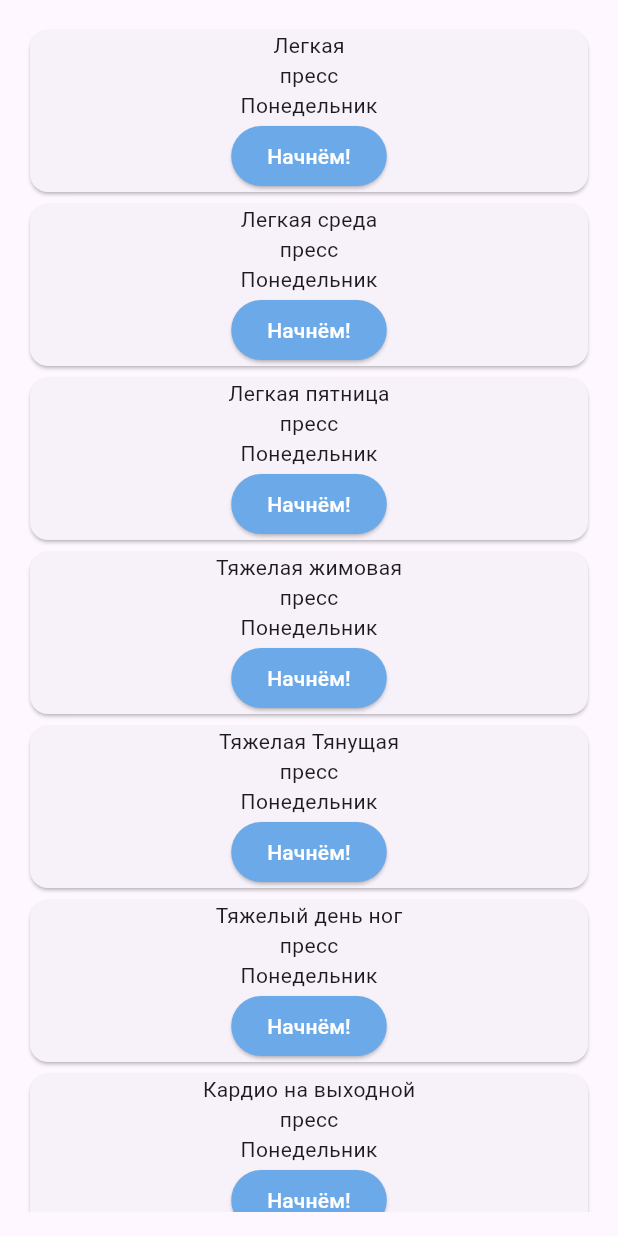
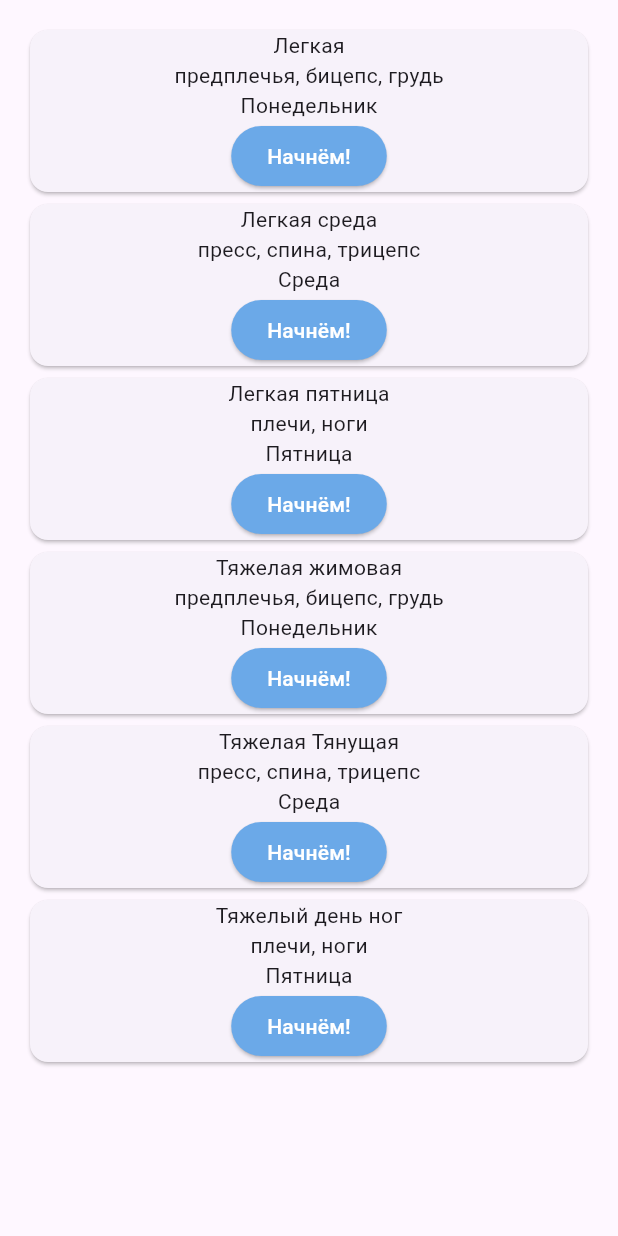
Before and after one commit to MatveyNevirets/BodyBuddies, a Flutter app: the WorkoutsMenuScreen screen opened directly, on a phone screen of 412 x 824 dp. Run offline on Flutter 3.47's test engine with Material 3 defaults, Android fonts, the phone set to English and light mode, and no system bars; our stand-ins replace bloc, flutter_bloc.

Commit message:
Сreated: "All inside workout-programm, start create back button call realisable"

```diff
--- a/lib/core/strings/strings.dart
+++ b/lib/core/strings/strings.dart
@@ -88,6 +88,14 @@ abstract class Strings {
 
   static String empty = "Нет данных";
 
+  static String monday = "Понедельник";
+  static String tuesday = "Вторник";
+  static String wednesday = "Среда";
+  static String thursday = "Четверг";
+  static String friday = "Пятница";
+  static String sunday = "Суббота";
+  static String saturday = "Воскресенье";
+
 
 
 ///////////////////////////////
--- a/lib/features/home/presentation/widgets/body_home_data.dart
+++ b/lib/features/home/presentation/widgets/body_home_data.dart
@@ -12,7 +12,7 @@ class BodyHomeData {
   List<Widget> screens = [
     NewsNavigator(),
    ChatsNavigator(),
-    const WorkoutsScreen(),
+    WorkoutsScreen(),
     const Text("Тут будет твой профиль"),
   ];
 
--- a/lib/features/home/presentation/widgets/home_screen.dart
+++ b/lib/features/home/presentation/widgets/home_screen.dart
@@ -13,14 +13,13 @@ class HomeScreen extends StatefulWidget {
 }
 
 class _HomeScreenState extends State<HomeScreen> {
+  final data = BodyHomeData();
 
-  final data = BodyHomeData();
   @override
   Widget build(BuildContext context) {
     return Scaffold(
       appBar: data.createAppBarWidget(),
-      bottomNavigationBar:
-      BottomNavigationBar(
+      bottomNavigationBar: BottomNavigationBar(
         selectedItemColor: Colours.bottom_bar_icons_color,
         currentIndex: data.currentTab,
         backgroundColor: Colours.bottom_bar_background_color,
@@ -50,4 +49,8 @@ class _HomeScreenState extends State<HomeScreen> {
       data.currentTab = index;
     });
   }
+
+  goBack(BuildContext context) {
+    Navigator.of(context).pop();
+  }
 }
--- a/lib/features/workouts/presentation/widgets/features_cards/workouts/widgets/workouts_menu/domain/fake_workouts_database.dart
+++ b/lib/features/workouts/presentation/widgets/features_cards/workouts/widgets/workouts_menu/domain/fake_workouts_database.dart
@@ -1,10 +1,16 @@
 import 'package:body_buddies/features/workouts/presentation/widgets/features_cards/workouts/widgets/workouts_menu/widgets/workout_card_on_list.dart';
+import 'package:body_buddies/features/workouts/presentation/widgets/features_cards/workouts/widgets/workouts_menu/widgets/workout_entities/entity/exercise_entity.dart';
 import 'package:body_buddies/features/workouts/presentation/widgets/features_cards/workouts/widgets/workouts_menu/widgets/workout_entities/entity/workout_entity.dart';
 
 class FakeWorkoutsDatabase {
   List<WorkoutEntity> fakeWorkoutEntities = [
     WorkoutEntity(
-        title: "Легкая", mon: true, chest: true, biceps: true, forearms: true),
+      title: "Легкая",
+      mon: true,
+      chest: true,
+      biceps: true,
+      forearms: true,
+    ),
     WorkoutEntity(
         title: "Легкая среда", wen: true, back: true, triceps: true, abs: true),
     WorkoutEntity(
@@ -26,6 +32,84 @@ class FakeWorkoutsDatabase {
     WorkoutEntity(title: "Кардио на выходной", sun: true, cardio: true),
   ];
 
-  WorkoutCardOnList getWorkout(int index) =>
-      WorkoutCardOnList(workout: fakeWorkoutEntities[index]);
+  List<List<ExerciseEntity>> fakeWorkoutExercises = [
+    [
+      ExerciseEntity(title: "Отжимания", isExercise: true, reps: 25, sets: 4),
+      ExerciseEntity(
+          title: "Жим", isExercise: true, reps: 15, sets: 4, kilograms: 55),
+      ExerciseEntity(
+          title: "Гантели махи", isExercise: true, reps: 25, sets: 4),
+      ExerciseEntity(
+          title: "Присед", isExercise: true, reps: 25, sets: 4, kilograms: 40),
+    ],
+    [
+      ExerciseEntity(title: "Хз но  да", isExercise: true, reps: 25, sets: 4),
+      ExerciseEntity(
+          title: "Жиаывавым",
+          isExercise: true,
+          reps: 15,
+          sets: 4,
+          kilograms: 55),
+      ExerciseEntity(title: "фвыафа махи", isExercise: true, reps: 25, sets: 4),
+      ExerciseEntity(
+          title: "рфррфрфр",
+          isExercise: true,
+          reps: 25,
+          sets: 4,
+          kilograms: 40),
+    ],
+    [
+      ExerciseEntity(
+          title: "Гарик пожизненный на бицеас",
+          isExercise: true,
+          reps: 25,
+          sets: 4),
+      ExerciseEntity(
+          title: "Жим", isExercise: true, reps: 15, sets: 4, kilograms: 55),
+      ExerciseEntity(title: "Да махи", isExercise: true, reps: 13, sets: 4),
+      ExerciseEntity(
+          title: "Присед", isExercise: true, reps: 15, sets: 4, kilograms: 40),
+    ],
+    [
+      ExerciseEntity(
+          title: "Гарик пожизненный на бицеас",
+          isExercise: true,
+          reps: 25,
+          sets: 4),
+      ExerciseEntity(
+          title: "Жим", isExercise: true, reps: 15, sets: 4, kilograms: 55),
+      ExerciseEntity(title: "Да махи", isExercise: true, reps: 13, sets: 4),
+      ExerciseEntity(
+          title: "Присед", isExercise: true, reps: 15, sets: 4, kilograms: 40),
+    ],
+    [
+      ExerciseEntity(
+          title: "Гарик пожизненный на бицеас",
+          isExercise: true,
+          reps: 25,
+          sets: 4),
+      ExerciseEntity(
+          title: "Жим", isExercise: true, reps: 15, sets: 4, kilograms: 55),
+      ExerciseEntity(title: "Да махи", isExercise: true, reps: 13, sets: 4),
+      ExerciseEntity(
+          title: "Присед", isExercise: true, reps: 15, sets: 4, kilograms: 40),
+    ],
+    [
+      ExerciseEntity(
+          title: "Гарик пожизненный на бицеас",
+          isExercise: true,
+          reps: 25,
+          sets: 4),
+      ExerciseEntity(
+          title: "Жим", isExercise: true, reps: 15, sets: 4, kilograms: 55),
+      ExerciseEntity(title: "Да махи", isExercise: true, reps: 13, sets: 4),
+      ExerciseEntity(
+          title: "Присед", isExercise: true, reps: 15, sets: 4, kilograms: 40),
+    ],
+  ];
+
+  WorkoutCardOnList getWorkout(int index) => WorkoutCardOnList(
+        workout: fakeWorkoutEntities[index],
+        exercises: fakeWorkoutExercises[index],
+      );
 }
--- a/lib/features/workouts/presentation/widgets/features_cards/workouts/widgets/workouts_menu/widgets/workout_card_on_list.dart
+++ b/lib/features/workouts/presentation/widgets/features_cards/workouts/widgets/workouts_menu/widgets/workout_card_on_list.dart
@@ -1,4 +1,5 @@
 import 'package:body_buddies/core/widgets/base_button.dart';
+import 'package:body_buddies/features/workouts/presentation/widgets/features_cards/workouts/widgets/workouts_menu/widgets/workout_entities/entity/exercise_entity.dart';
 import 'package:body_buddies/features/workouts/presentation/widgets/features_cards/workouts/widgets/workouts_menu/widgets/workout_entities/entity/workout_entity.dart';
 import 'package:flutter/cupertino.dart';
 import 'package:flutter/material.dart';
@@ -7,17 +8,25 @@ import '../../../../../../../../../core/strings/strings.dart';
 
 class WorkoutCardOnList extends StatelessWidget {
   WorkoutEntity workout;
+  List<ExerciseEntity> exercises;
 
-  WorkoutCardOnList({required this.workout});
+  WorkoutCardOnList({required this.workout, required this.exercises});
 
   @override
   Widget build(BuildContext context) {
-    return Card(
+
+    openWorkout() {
+      Navigator.of(context).pushNamed("workouts_menu/current_workout/", arguments: exercises);
+    }
+
+    return GestureDetector(
+      onTap: () => openWorkout(),
+      child: Card(
         child: Column(
           children: [
             Text(workout.title!),
             Text(getMusclesGroupOnString()),
-          Text("Понедельник"),
+            Text(getDayOfWeekOnString()),
             BaseButton(
                 onClick: () {},
                 buttonText: Strings.start,
@@ -25,12 +34,43 @@ class WorkoutCardOnList extends StatelessWidget {
                 isElevated: true)
           ],
         ),
+      ),
     );
   }
 
   String getMusclesGroupOnString() {
-    List<String> groups = [Strings.abs];
-    //TODO: СЮДА ОБРАБОТКА ДАННЫХ ПО УСЛОВНОМУ БЛОКУ И ДОБАВЛЕНИЕ В СПИСОК ПРИ TRUE
-    return groups.first;
+    List<String> groups = [];
+
+    if (workout.abs) groups.add("${Strings.abs}");
+    if (workout.forearms) groups.add("${Strings.forearms}");
+    if (workout.biceps) groups.add("${Strings.biceps}");
+    if (workout.back) groups.add("${Strings.back}");
+    if (workout.chest) groups.add("${Strings.chest}");
+    if (workout.triceps) groups.add("${Strings.triceps}");
+    if (workout.shoulders) groups.add("${Strings.shoulders}");
+    if (workout.cardio) groups.add("${Strings.cardio}");
+    if (workout.legs) groups.add("${Strings.legs}");
+
+    return groups.toString().substring(1, groups.toString().length - 1);
+  }
+
+  String getDayOfWeekOnString() {
+    if (workout.mon) {
+      return Strings.monday;
+    } else if (workout.tue) {
+      return Strings.tuesday;
+    } else if (workout.wen) {
+      return Strings.wednesday;
+    } else if (workout.thur) {
+      return Strings.thursday;
+    } else if (workout.fri) {
+      return Strings.friday;
+    } else if (workout.sun) {
+      return Strings.sunday;
+    } else if (workout.sat) {
+      return Strings.saturday;
+    } else {
+      return Strings.empty;
     }
   }
+}
--- /dev/null
+++ b/lib/features/workouts/presentation/widgets/features_cards/workouts/widgets/workouts_menu/widgets/workout_entities/entity/exercise_entity.dart
@@ -0,0 +1,32 @@
+class ExerciseEntity {
+  String title;
+  bool chest,
+      legs,
+      shoulders,
+      forearms,
+      triceps,
+      biceps,
+      abs,
+      isExercise,
+      isRest,
+      isCardio;
+  int sets, reps, restTime, cardioTime, kilograms;
+
+  ExerciseEntity(
+      {required this.title,
+      this.chest = false,
+      this.legs = false,
+      this.shoulders = false,
+      this.forearms = false,
+      this.triceps = false,
+      this.biceps = false,
+      this.abs = false,
+      this.reps = 0,
+      this.sets = 0,
+      this.restTime = 0,
+      this.cardioTime = 0,
+        this.kilograms=0,
+      this.isCardio = false,
+      this.isRest = false,
+      this.isExercise = false});
+}
--- a/lib/features/workouts/presentation/widgets/features_cards/workouts/widgets/workouts_menu/widgets/workout_entities/entity/workout_entity.dart
+++ b/lib/features/workouts/presentation/widgets/features_cards/workouts/widgets/workouts_menu/widgets/workout_entities/entity/workout_entity.dart
@@ -1,39 +1,29 @@
+import 'package:body_buddies/features/workouts/presentation/widgets/features_cards/workouts/widgets/workouts_menu/widgets/workout_entities/entity/exercise_entity.dart';
+import 'package:flutter/cupertino.dart';
+
 class WorkoutEntity {
   String? title;
-  bool? mon = false,
-      tue = false,
-      wen = false,
-      four = false,
-      fri = false,
-      sun = false,
-      sat = false;
+  bool mon, tue, wen, thur, fri, sun, sat;
 
-  bool? chest = false,
-      back = false,
-      legs = false,
-      biceps = false,
-      triceps = false,
-      forearms = false,
-      shoulders = false,
-      abs = false,
-      cardio = false;
+  bool chest, back, legs, biceps, triceps, forearms, shoulders, abs, cardio;
 
-  WorkoutEntity(
-      {required this.title,
-      this.mon,
-      this.tue,
-      this.wen,
-      this.four,
-      this.fri,
-      this.sun,
-      this.sat,
-      this.abs,
-      this.shoulders,
-      this.legs,
-      this.triceps,
-      this.biceps,
-      this.back,
-      this.forearms,
-      this.chest,
-      this.cardio});
+  WorkoutEntity({
+    required this.title,
+    this.mon = false,
+    this.tue = false,
+    this.wen = false,
+    this.thur = false,
+    this.fri = false,
+    this.sun = false,
+    this.sat = false,
+    this.abs = false,
+    this.shoulders = false,
+    this.legs = false,
+    this.triceps = false,
+    this.biceps = false,
+    this.back = false,
+    this.forearms = false,
+    this.chest = false,
+    this.cardio = false,
+  });
 }
--- a/lib/features/workouts/presentation/widgets/features_cards/workouts/widgets/workouts_menu/widgets/workout_entities/workout_entity_screen.dart
+++ b/lib/features/workouts/presentation/widgets/features_cards/workouts/widgets/workouts_menu/widgets/workout_entities/workout_entity_screen.dart
@@ -1,9 +1,19 @@
-import 'package:flutter/cupertino.dart';
+import 'package:body_buddies/features/workouts/presentation/widgets/features_cards/workouts/widgets/workouts_menu/widgets/workout_entities/entity/exercise_entity.dart';
+import 'package:flutter/material.dart';
 
-class WorkoutEntityScreen extends StatelessWidget
-{
+class WorkoutEntityScreen extends StatelessWidget {
   @override
   Widget build(BuildContext context) {
-    return SizedBox();
+    List<ExerciseEntity> exercises =
+        ModalRoute.of(context)!.settings.arguments as List<ExerciseEntity>;
+
+    return ListView.builder(
+        itemCount: exercises.length,
+        itemBuilder: (context, index) {
+          return ListTile(
+            title: Text(exercises[index].title),
+            subtitle: Text(exercises[index].reps.toString()),
+          );
+        });
   }
 }
--- a/lib/features/workouts/presentation/widgets/features_cards/workouts/widgets/workouts_menu/workouts_menu_navigator.dart
+++ b/lib/features/workouts/presentation/widgets/features_cards/workouts/widgets/workouts_menu/workouts_menu_navigator.dart
@@ -1,11 +1,17 @@
+import 'package:body_buddies/features/workouts/presentation/widgets/features_cards/workouts/widgets/workouts_menu/widgets/workout_entities/workout_entity_screen.dart';
 import 'package:body_buddies/features/workouts/presentation/widgets/features_cards/workouts/widgets/workouts_menu/workouts_menu_screen.dart';
-import 'package:flutter/cupertino.dart';
 import 'package:flutter/material.dart';
 
 class WorkoutsMenuNavigator extends StatelessWidget {
   @override
   Widget build(BuildContext context) {
-    return Navigator(
+    print("Nav return");
+    return WillPopScope(
+      onWillPop: () async {
+        print("Back");
+        return false;
+      },
+      child: Navigator(
         initialRoute: "workouts_menu/",
         onGenerateRoute: (RouteSettings settings) {
           WidgetBuilder builder;
@@ -15,6 +21,10 @@ class WorkoutsMenuNavigator extends StatelessWidget {
               builder = (BuildContext context) => WorkoutsMenuScreen();
               break;
 
+            case "workouts_menu/current_workout/":
+              builder = (BuildContext context) => WorkoutEntityScreen();
+              break;
+
             default:
               throw Exception(
                   "Invalid route settings in workouts_menu_navigator, settings name: ${settings.name}");
@@ -22,6 +32,7 @@ class WorkoutsMenuNavigator extends StatelessWidget {
 
           return MaterialPageRoute(builder: builder, settings: settings);
         },
+      ),
     );
   }
 }
--- a/lib/features/workouts/presentation/widgets/features_cards/workouts/widgets/workouts_menu/workouts_menu_screen.dart
+++ b/lib/features/workouts/presentation/widgets/features_cards/workouts/widgets/workouts_menu/workouts_menu_screen.dart
@@ -11,7 +11,7 @@ class WorkoutsMenuScreen extends StatelessWidget {
       body: Container(
         margin: Styles.base_margin_size,
         child: ListView.builder(
-            itemCount: FakeWorkoutsDatabase().fakeWorkoutEntities.length,
+            itemCount: FakeWorkoutsDatabase().fakeWorkoutEntities.length-1,
             itemBuilder: (context, index) {
               return FakeWorkoutsDatabase().getWorkout(index);
             }),
--- a/lib/features/workouts/presentation/widgets/workouts_screen.dart
+++ b/lib/features/workouts/presentation/widgets/workouts_screen.dart
@@ -7,19 +7,19 @@ class WorkoutsScreen extends StatelessWidget {
 
   @override
   Widget build(BuildContext context) {
-    return Navigator(
+    return Scaffold(
+      body: Navigator(
         initialRoute: "workouts/home",
-
         onGenerateRoute: (RouteSettings setting) {
           WidgetBuilder builder;
 
-        switch(setting.name) {
+          switch (setting.name) {
             case "workouts/home":
               builder = (BuildContext context) => WorkoutsHomeScreen();
               break;
 
             case "workouts/home/workouts_menu/":
-            builder = (BuildContext context) => WorkoutsMenuNavigator();
+              builder = (BuildContext _) => WorkoutsMenuNavigator();
               break;
 
             default:
@@ -28,6 +28,7 @@ class WorkoutsScreen extends StatelessWidget {
 
           return MaterialPageRoute(builder: builder, settings: setting);
         },
+      ),
     );
   }
 }
```
Lines whose indentation alone changed are shown as unchanged.
